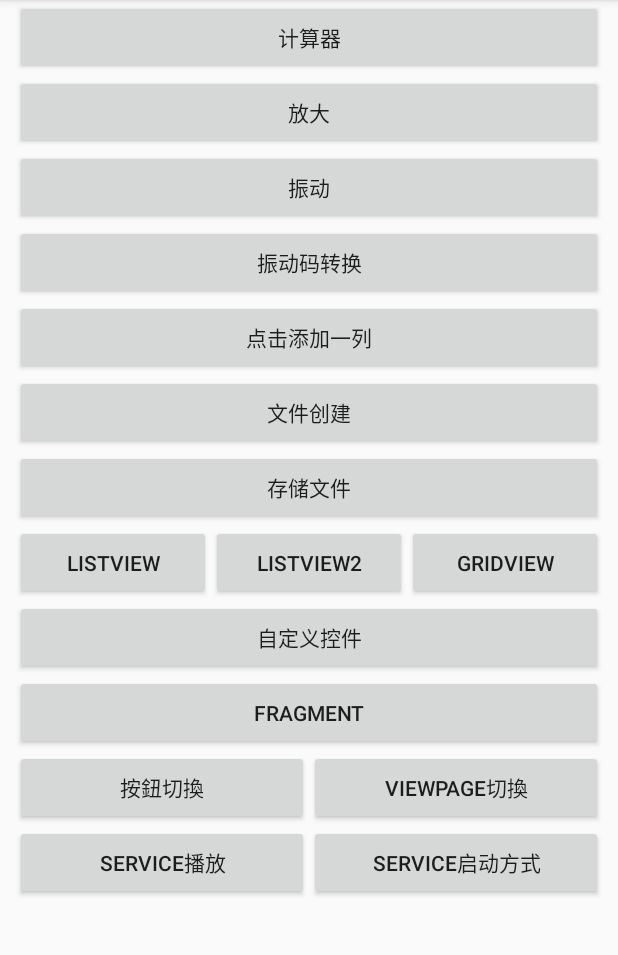
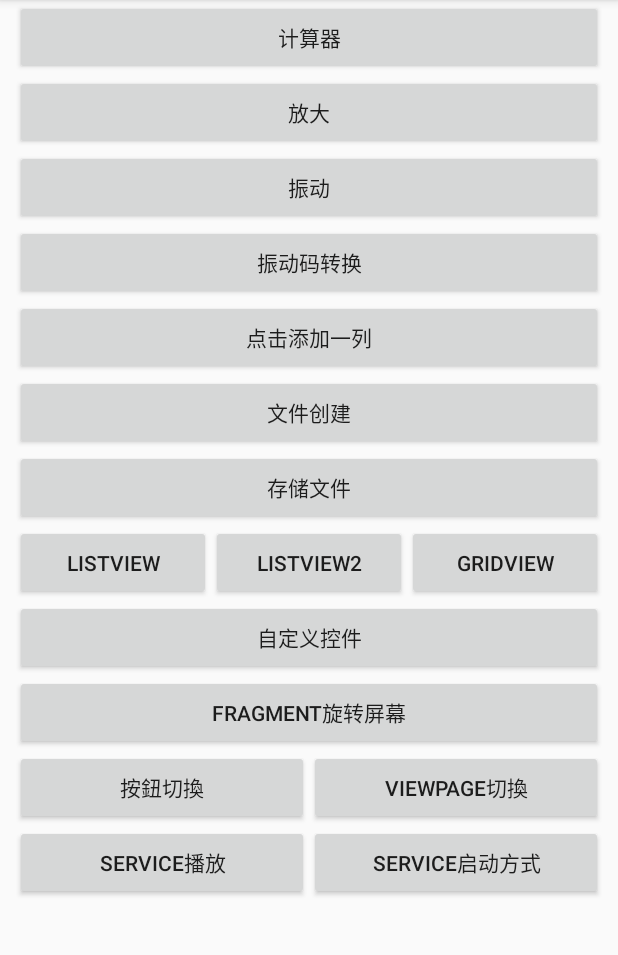
Before and after one commit to Puffer987/AndroidStudy, an Android app: the screen it shows after launch (MainActivity), on a phone screen of 412 x 824 dp, the part 84-1039 px from its top. Run offline under Robolectric (Android 15) with nearby library versions, the phone set to English and light mode, and no system bars.

Commit message:
[fix]fragment屏幕旋转

```diff
--- a/app/src/main/java/com/study/activity/A17ViewPagerTab.java
+++ b/app/src/main/java/com/study/activity/A17ViewPagerTab.java
@@ -29,9 +29,6 @@ public class A17ViewPagerTab extends AppCompatActivity {
         mViewPager = findViewById(R.id.i17_viewpager);
         mFragmentList = new ArrayList<>();
 
-
-
-
         F17TextFragment f1 = new F17TextFragment();
         Bundle bundle = new Bundle();
         bundle.putString("title","我是第一的");
--- a/app/src/main/res/layout/activity_a14_fragment.xml
+++ b/app/src/main/res/layout/activity_a14_fragment.xml
@@ -8,5 +8,10 @@
     tools:context=".activity.A14FragmentActivity"
     android:orientation="horizontal">
 
+    <TextView
+        android:layout_width="wrap_content"
+        android:layout_height="wrap_content"
+        android:text="开启屏幕旋转，旋转屏幕试试"/>
+
 
 </LinearLayout>
--- a/app/src/main/res/layout/activity_main.xml
+++ b/app/src/main/res/layout/activity_main.xml
@@ -116,7 +116,7 @@
                 android:layout_height="50dp"
                 android:layout_weight="1"
                 android:onClick="onClickBtn"
-                android:text="Fragment" />
+                android:text="Fragment旋转屏幕" />
 
             <LinearLayout
                 android:layout_width="match_parent"
```
Also changed, not shown: app/src/main/java/com/study/activity/A14FragmentActivity.java (+6 -3 lines).
